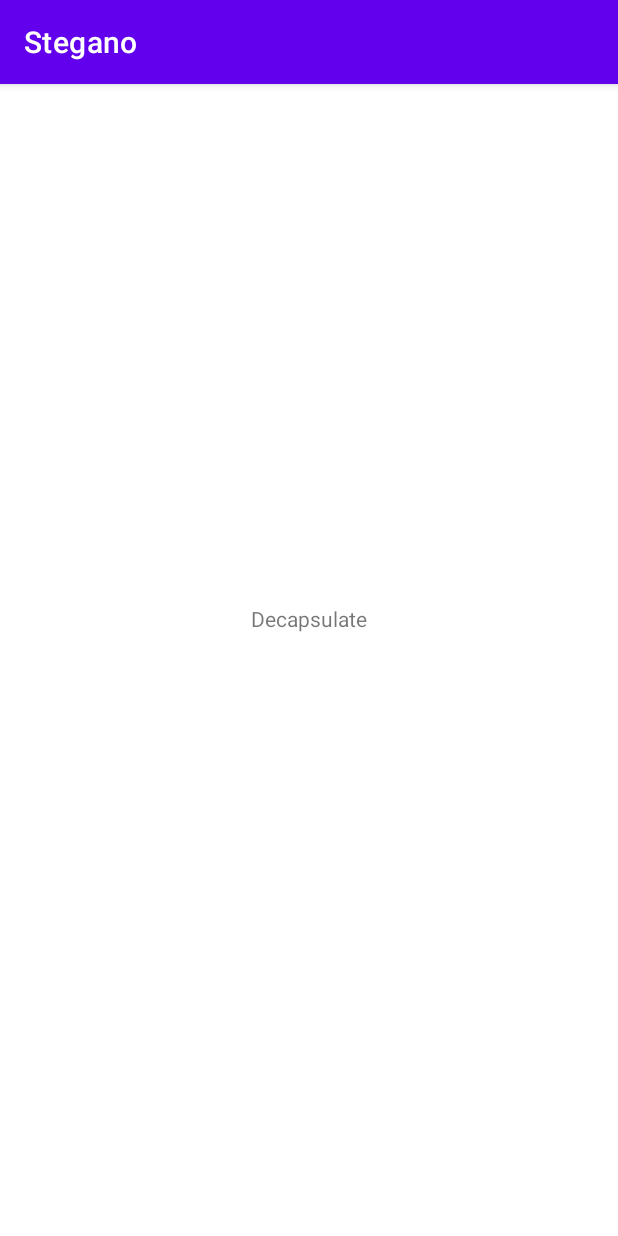
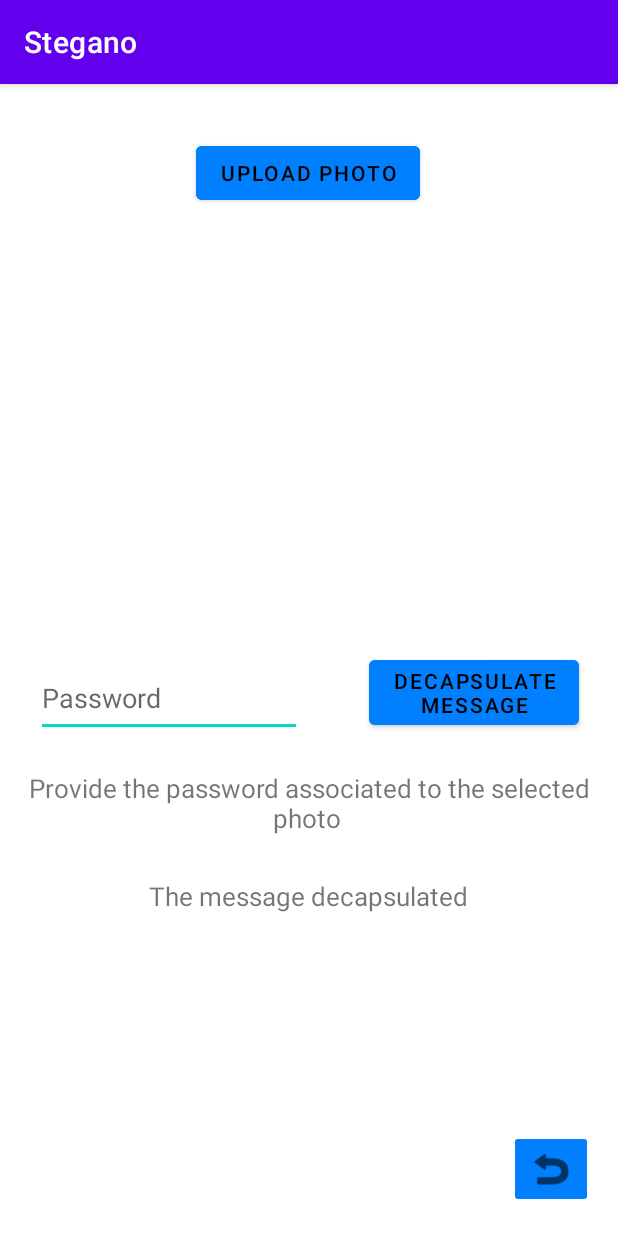
Before and after one commit to Andrei144/stegano, an Android app: the DecapsulateActivity screen opened directly, with no data from a screen before it, on a phone screen of 412 x 824 dp. Run offline under Robolectric (Android 15) with nearby library versions, the phone set to English and light mode, and no system bars.

Commit message:
The user interface, final.

```diff
--- a/app/src/main/AndroidManifest.xml
+++ b/app/src/main/AndroidManifest.xml
@@ -24,6 +24,8 @@
 
         <activity android:name=".EncapsulateActivity" />
         <activity android:name=".DecapsulateActivity" />
+        <activity android:name=".InfoActivity" />
+        <activity android:name=".EncryptActivity" />
     </application>
 
 </manifest>
--- a/app/src/main/java/com/example/stegano/DecapsulateActivity.kt
+++ b/app/src/main/java/com/example/stegano/DecapsulateActivity.kt
@@ -1,6 +1,7 @@
 package com.example.stegano
 
 import android.os.Bundle
+import android.view.View
 import androidx.activity.enableEdgeToEdge
 import androidx.appcompat.app.AppCompatActivity
 
@@ -12,4 +13,7 @@ class DecapsulateActivity: AppCompatActivity() {
         setContentView(R.layout.activity_decapsulate)
     }
 
+    fun onClickUploadToDecap(view: View) {}
+    fun onClickDecapMessage(view: View) {}
+
 }
--- a/app/src/main/res/layout/activity_decapsulate.xml
+++ b/app/src/main/res/layout/activity_decapsulate.xml
@@ -5,15 +5,102 @@
     android:layout_width="match_parent"
     android:layout_height="match_parent">
 
+    <ImageButton
+        android:id="@+id/goBackBtn"
+        android:layout_width="wrap_content"
+        android:layout_height="wrap_content"
+        android:backgroundTint="#007fff"
+        android:contentDescription="@string/app_name"
+        android:onClick="onClickGoBack"
+        app:layout_constraintBottom_toBottomOf="parent"
+        app:layout_constraintEnd_toEndOf="parent"
+        app:layout_constraintHorizontal_bias="0.954"
+        app:layout_constraintStart_toStartOf="parent"
+        app:layout_constraintTop_toTopOf="parent"
+        app:layout_constraintVertical_bias="0.976"
+        app:srcCompat="@android:drawable/ic_menu_revert"
+        app:tint="@color/black" />
+
+    <Button
+        android:id="@+id/uploadPhotoDecapBtn"
+        android:layout_width="wrap_content"
+        android:layout_height="wrap_content"
+        android:backgroundTint="#007fff"
+        android:onClick="onClickUploadToDecap"
+        android:text="Upload Photo"
+        android:textColor="@color/black"
+        app:layout_constraintBottom_toBottomOf="parent"
+        app:layout_constraintEnd_toEndOf="parent"
+        app:layout_constraintHorizontal_bias="0.498"
+        app:layout_constraintStart_toStartOf="parent"
+        app:layout_constraintTop_toTopOf="parent"
+        app:layout_constraintVertical_bias="0.118" />
+
+    <ImageView
+        android:id="@+id/imageViewDecap"
+        android:layout_width="408dp"
+        android:layout_height="239dp"
+        android:contentDescription="@string/app_name"
+        app:layout_constraintBottom_toBottomOf="parent"
+        app:layout_constraintEnd_toEndOf="parent"
+        app:layout_constraintStart_toStartOf="parent"
+        app:layout_constraintTop_toBottomOf="@+id/uploadPhotoDecapBtn"
+        app:layout_constraintVertical_bias="0.053"
+        tools:srcCompat="@tools:sample/avatars" />
+
+    <EditText
+        android:id="@+id/editTextPasswordDecap"
+        android:layout_width="177dp"
+        android:layout_height="52dp"
+        android:ems="10"
+        android:hint="Password"
+        android:inputType="textPassword"
+        app:layout_constraintBottom_toBottomOf="parent"
+        app:layout_constraintEnd_toEndOf="parent"
+        app:layout_constraintHorizontal_bias="0.102"
+        app:layout_constraintStart_toStartOf="parent"
+        app:layout_constraintTop_toBottomOf="@+id/imageViewDecap"
+        app:layout_constraintVertical_bias="0.101" />
+
+    <Button
+        android:id="@+id/decapMessageBtn"
+        android:layout_width="wrap_content"
+        android:layout_height="wrap_content"
+        android:backgroundTint="#007fff"
+        android:onClick="onClickDecapMessage"
+        android:text="Decapsulate\nMessage"
+        android:textColor="@color/black"
+        app:layout_constraintBottom_toBottomOf="parent"
+        app:layout_constraintEnd_toEndOf="parent"
+        app:layout_constraintHorizontal_bias="0.632"
+        app:layout_constraintStart_toEndOf="@+id/editTextPasswordDecap"
+        app:layout_constraintTop_toBottomOf="@+id/imageViewDecap"
+        app:layout_constraintVertical_bias="0.088" />
+
     <TextView
         android:id="@+id/textView"
         android:layout_width="wrap_content"
         android:layout_height="wrap_content"
-        android:text="Decapsulate"
+        android:text="Provide the password associated to the selected photo "
+        android:textSize="17sp"
+        android:textAlignment="center"
         app:layout_constraintBottom_toBottomOf="parent"
         app:layout_constraintEnd_toEndOf="parent"
-        app:layout_constraintHorizontal_bias="0.5"
         app:layout_constraintStart_toStartOf="parent"
-        app:layout_constraintTop_toTopOf="parent"
-        app:layout_constraintVertical_bias="0.5" />
+        app:layout_constraintTop_toBottomOf="@+id/decapMessageBtn"
+        app:layout_constraintVertical_bias="0.082" />
+
+    <TextView
+        android:id="@+id/textView5"
+        android:layout_width="362dp"
+        android:layout_height="63dp"
+        android:text="The message decapsulated"
+        android:textSize="17sp"
+        android:textAlignment="center"
+        app:layout_constraintBottom_toBottomOf="parent"
+        app:layout_constraintEnd_toEndOf="parent"
+        app:layout_constraintHorizontal_bias="0.489"
+        app:layout_constraintStart_toStartOf="parent"
+        app:layout_constraintTop_toBottomOf="@+id/textView"
+        app:layout_constraintVertical_bias="0.139" />
 </androidx.constraintlayout.widget.ConstraintLayout>
```
Also changed, not shown: app/src/main/java/com/example/stegano/EncapsulateActivity.kt (+16 -9 lines), app/src/main/java/com/example/stegano/EncryptActivity.kt (added, +29 -0 lines), app/src/main/java/com/example/stegano/InfoActivity.kt (added, +25 -0 lines), app/src/main/java/com/example/stegano/MainActivity.kt (+10 -0 lines), app/src/main/res/layout/activity_encapsulate.xml (+18 -27 lines), app/src/main/res/layout/activity_encrypt.xml (added, +131 -0 lines), app/src/main/res/layout/activity_info.xml (added, +35 -0 lines), app/src/main/res/layout/activity_main.xml (+25 -6 lines), 1 other file.
